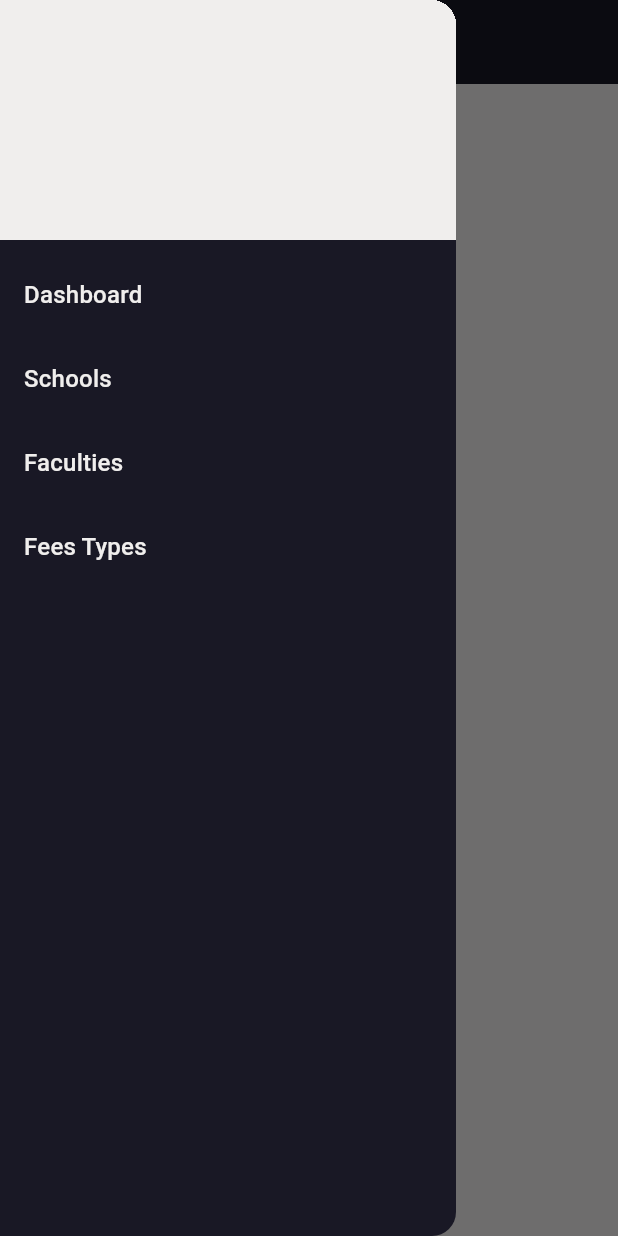
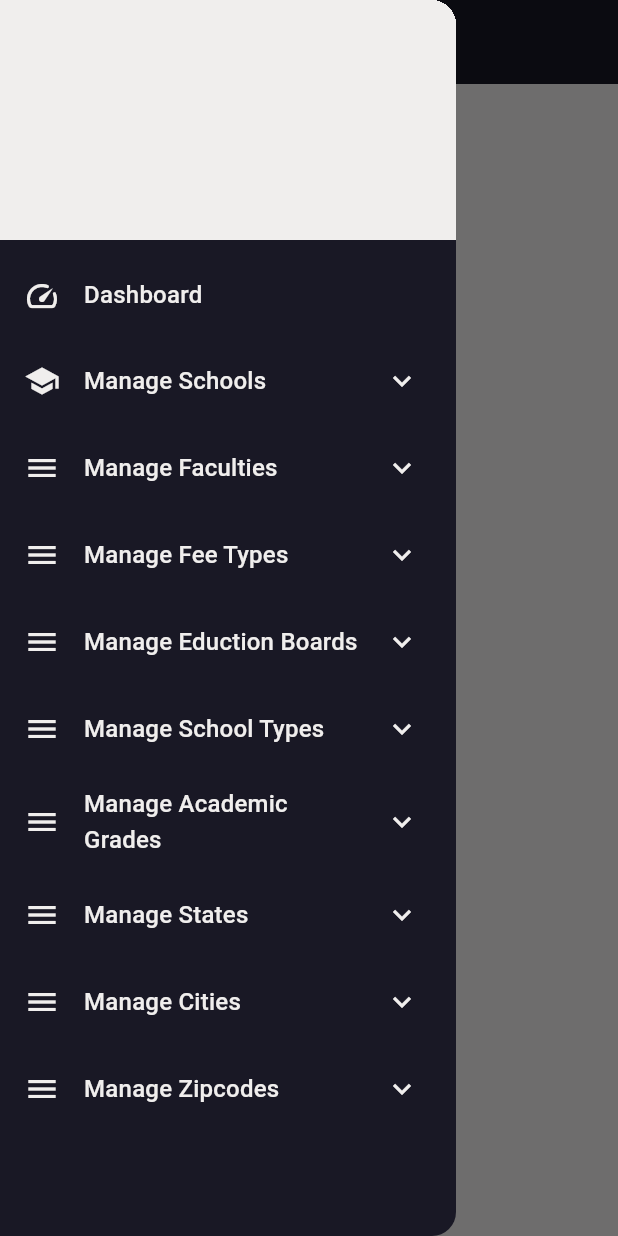
Before and after one commit to dhruvghadiali/me_super_admin, a Flutter app: the ScaffoldWidget screen opened directly, with the side drawer open, on a phone screen of 412 x 824 dp. Run offline on Flutter 3.47's test engine with Material 3 defaults, Android fonts, the phone set to English and light mode, and no system bars; our stand-ins replace flutter_dotenv, flutter_slidable, get, shared_preferences; missing offline and left inert: tab_container; accounts and stored records are empty; generated files the repository leaves out were written again.

Commit message:
Updated drawer menu

```diff
--- a/lib/l10n/app_en.arb
+++ b/lib/l10n/app_en.arb
@@ -6,6 +6,8 @@
   "@apiRequestProcessingMessage": {},
   "signInFormTitle" : "Hello, Boss!!",
   "@signInFormTitle": {},
+  "addSchoolFormTitle" : "Register School",
+  "@addSchoolFormTitle": {},
   "deleteAlertTitle" : "Are you sure?",
   "@deleteAlertTitle": {},
   "deleteAlertSubtitle" : "Do you really want to delete these record? This process cannot be undone",
@@ -20,6 +22,24 @@
   "@usernameLabelText": {},
   "passwordLabelText" : "Password",
   "@passwordLabelText": {},
+  "schoolNameLabelText" : "School name",
+  "@schoolNameLabelText": {},
+  "addressLabelText" : "Address",
+  "@addressLabelText": {},
+  "emailLabelText" : "Email",
+  "@emailLabelText": {},
+  "phoneNumberLabelText" : "Phone number",
+  "@phoneNumberLabelText": {},
+  "establishedYearLabelText" : "Established year",
+  "@establishedYearLabelText": {},
+  "affiliationNumberLabelText" : "School affiliation number",
+  "@affiliationNumberLabelText": {},
+  "schoolTypeLabelText" : "School type",
+  "@schoolTypeLabelText": {},
+  "schoolBoardLabelText" : "School board",
+  "@schoolBoardLabelText": {},
   "signInButtonText" : "SIGNIN",
-  "@signInButtonText": {}
+  "@signInButtonText": {},
+  "registerSchoolButtonText" : "REGISTER SCHOOL",
+  "@registerSchoolButtonText": {}
 }
--- /dev/null
+++ b/lib/utils/drawer_items.dart
@@ -0,0 +1,236 @@
+import 'package:flutter/material.dart';
+import 'package:me_super_admin/model/drawer_item/drawer_item.dart';
+
+List<DrawerItem> drawerItems = [
+  DrawerItem(
+    title: 'Dashboard',
+    icon: Icons.speed_rounded,
+    route: '/dashboard',
+    submenu: [],
+  ),
+  DrawerItem(
+    title: 'Manage Schools',
+    icon: Icons.school,
+    route: '',
+    submenu: [
+      DrawerItem(
+        title: 'Active Schools',
+        icon: Icons.check_circle,
+        route: '/schools/active',
+        submenu: [],
+      ),
+      DrawerItem(
+        title: 'Inactive Schools',
+        icon: Icons.remove_circle,
+        route: '/schools/inactive',
+        submenu: [],
+      ),
+      DrawerItem(
+        title: 'Register Schools',
+        icon: Icons.add_circle,
+        route: '/schools/register',
+        submenu: [],
+      ),
+    ],
+  ),
+  DrawerItem(
+    title: 'Manage Faculties',
+    icon: Icons.menu,
+    route: '',
+    submenu: [
+      DrawerItem(
+        title: 'Active Faculties',
+        icon: Icons.check_circle,
+        route: '/faculties/active',
+        submenu: [],
+      ),
+      DrawerItem(
+        title: 'Inactive Faculties',
+        icon: Icons.remove_circle,
+        route: '/faculties/inactive',
+        submenu: [],
+      ),
+      DrawerItem(
+        title: 'Register Faculties',
+        icon: Icons.add_circle,
+        route: '/faculties/register',
+        submenu: [],
+      ),
+    ],
+  ),
+  DrawerItem(
+    title: 'Manage Fee Types',
+    icon: Icons.menu,
+    route: '',
+    submenu: [
+      DrawerItem(
+        title: 'Active Fee Types',
+        icon: Icons.check_circle,
+        route: '/fee-types/active',
+        submenu: [],
+      ),
+      DrawerItem(
+        title: 'Inactive Fee Types',
+        icon: Icons.remove_circle,
+        route: '/fee-types/inactive',
+        submenu: [],
+      ),
+      DrawerItem(
+        title: 'Register Fee Types',
+        icon: Icons.add_circle,
+        route: '/fee-types/register',
+        submenu: [],
+      ),
+    ],
+  ),
+  DrawerItem(
+    title: 'Manage Eduction Boards',
+    icon: Icons.menu,
+    route: '',
+    submenu: [
+      DrawerItem(
+        title: 'Active Eduction Boards',
+        icon: Icons.check_circle,
+        route: '/education-boards/active',
+        submenu: [],
+      ),
+      DrawerItem(
+        title: 'Inactive Eduction Boards',
+        icon: Icons.remove_circle,
+        route: '/education-boards/inactive',
+        submenu: [],
+      ),
+      DrawerItem(
+        title: 'Register Eduction Boards',
+        icon: Icons.add_circle,
+        route: '/education-boards/register',
+        submenu: [],
+      ),
+    ],
+  ),
+  DrawerItem(
+    title: 'Manage School Types',
+    icon: Icons.menu,
+    route: '',
+    submenu: [
+      DrawerItem(
+        title: 'Active School Types',
+        icon: Icons.check_circle,
+        route: '/school-types/active',
+        submenu: [],
+      ),
+      DrawerItem(
+        title: 'Inactive School Types',
+        icon: Icons.remove_circle,
+        route: '/school-types/inactive',
+        submenu: [],
+      ),
+      DrawerItem(
+        title: 'Register School Types',
+        icon: Icons.add_circle,
+        route: '/school-types/register',
+        submenu: [],
+      ),
+    ],
+  ),
+  DrawerItem(
+    title: 'Manage Academic Grades',
+    icon: Icons.menu,
+    route: '',
+    submenu: [
+      DrawerItem(
+        title: 'Active Academic Grades',
+        icon: Icons.check_circle,
+        route: '/academic-grades/active',
+        submenu: [],
+      ),
+      DrawerItem(
+        title: 'Inactive Academic Grades',
+        icon: Icons.remove_circle,
+        route: '/academic-grades/inactive',
+        submenu: [],
+      ),
+      DrawerItem(
+        title: 'Register Academic Grades',
+        icon: Icons.add_circle,
+        route: '/academic-grades/register',
+        submenu: [],
+      ),
+    ],
+  ),
+  DrawerItem(
+    title: 'Manage States',
+    icon: Icons.menu,
+    route: '',
+    submenu: [
+      DrawerItem(
+        title: 'Active States',
+        icon: Icons.check_circle,
+        route: '/states/active',
+        submenu: [],
+      ),
+      DrawerItem(
+        title: 'Inactive States',
+        icon: Icons.remove_circle,
+        route: '/states/inactive',
+        submenu: [],
+      ),
+      DrawerItem(
+        title: 'Register States',
+        icon: Icons.add_circle,
+        route: '/states/register',
+        submenu: [],
+      ),
+    ],
+  ),
+  DrawerItem(
+    title: 'Manage Cities',
+    icon: Icons.menu,
+    route: '',
+    submenu: [
+      DrawerItem(
+        title: 'Active Cities',
+        icon: Icons.check_circle,
+        route: '/cities/active',
+        submenu: [],
+      ),
+      DrawerItem(
+        title: 'Inactive Cities',
+        icon: Icons.remove_circle,
+        route: '/cities/inactive',
+        submenu: [],
+      ),
+      DrawerItem(
+        title: 'Register Cities',
+        icon: Icons.add_circle,
+        route: '/cities/register',
+        submenu: [],
+      ),
+    ],
+  ),
+   DrawerItem(
+    title: 'Manage Zipcodes',
+    icon: Icons.menu,
+    route: '',
+    submenu: [
+      DrawerItem(
+        title: 'Active Zipcodes',
+        icon: Icons.check_circle,
+        route: '/zipcodes/active',
+        submenu: [],
+      ),
+      DrawerItem(
+        title: 'Inactive Zipcodes',
+        icon: Icons.remove_circle,
+        route: '/zipcodes/inactive',
+        submenu: [],
+      ),
+      DrawerItem(
+        title: 'Register Zipcodes',
+        icon: Icons.add_circle,
+        route: '/zipcodes/register',
+        submenu: [],
+      ),
+    ],
+  ),
+];
--- a/lib/utils/utils.dart
+++ b/lib/utils/utils.dart
@@ -1,6 +1,7 @@
 import 'dart:convert';
 import 'package:get/get.dart';
 import 'package:shared_preferences/shared_preferences.dart';
+
 import 'package:me_super_admin/model/authentication/user.dart';
 
 class Utils {
--- /dev/null
+++ b/lib/widget/common/drawer/drawer_widget.dart
@@ -0,0 +1,75 @@
+import 'package:flutter/material.dart';
+
+import 'package:me_super_admin/utils/drawer_items.dart';
+import 'package:me_super_admin/utils/theme_data/extensions_theme_data.dart';
+
+class DrawerWidget extends StatelessWidget {
+  const DrawerWidget({super.key});
+
+  @override
+  Widget build(BuildContext context) {
+    ExtensionsThemeData themeData =
+        Theme.of(context).extension<ExtensionsThemeData>()!;
+
+    return Drawer(
+      child: ListView(
+        padding: EdgeInsets.zero,
+        children: [
+          DrawerHeader(
+            decoration: BoxDecoration(color: themeData.offWhite),
+            child: Text(''),
+          ),
+          ...drawerItems.map(
+            (item) =>
+                item.submenu.isNotEmpty
+                    ? ExpansionTile(
+                      collapsedIconColor: themeData.offWhite,
+                      iconColor: themeData.offWhite,
+                      leading: Icon(item.icon, color: themeData.offWhite),
+                      title: Text(
+                        item.title,
+                        style: Theme.of(context).textTheme.titleMedium
+                            ?.copyWith(color: themeData.offWhite),
+                      ),
+                      children:
+                          item.submenu
+                              .map(
+                                (submenuItem) => ListTile(
+                                  contentPadding: EdgeInsets.only(left: 50),
+                                  leading: Icon(
+                                    submenuItem.icon,
+                                    color: themeData.offWhite,
+                                    size: 20,
+                                  ),
+                                  title: Text(
+                                    submenuItem.title,
+                                    style: Theme.of(context)
+                                        .textTheme
+                                        .labelLarge
+                                        ?.copyWith(color: themeData.offWhite),
+                                  ),
+                                  onTap:
+                                      () => Navigator.pushNamed(
+                                        context,
+                                        submenuItem.route,
+                                      ),
+                                ),
+                              )
+                              .toList(),
+                    )
+                    : ListTile(
+                      iconColor: themeData.offWhite,
+                      leading: Icon(item.icon, color: themeData.offWhite),
+                      title: Text(
+                        item.title,
+                        style: Theme.of(context).textTheme.titleMedium
+                            ?.copyWith(color: themeData.offWhite),
+                      ),
+                      onTap: () => Navigator.pushNamed(context, item.route),
+                    ),
+          ),
+        ],
+      ),
+    );
+  }
+}
--- a/lib/widget/common/scaffold/scaffold_widget.dart
+++ b/lib/widget/common/scaffold/scaffold_widget.dart
@@ -1,5 +1,6 @@
 import 'package:flutter/material.dart';
 import 'package:me_super_admin/utils/theme_data/extensions_theme_data.dart';
+import 'package:me_super_admin/widget/common/drawer/drawer_widget.dart';
 
 class ScaffoldWidget extends StatelessWidget {
   const ScaffoldWidget({super.key, required this.title, required this.child});
@@ -14,53 +15,7 @@ class ScaffoldWidget extends StatelessWidget {
 
     return Scaffold(
       resizeToAvoidBottomInset: true,
-      drawer: Drawer(
-        child: ListView(
-          padding: EdgeInsets.zero,
-          children: [
-            DrawerHeader(
-              decoration: BoxDecoration(color: themeData.offWhite),
-              child: Text(''),
-            ),
-            ListTile(
-              title: Text(
-                'Dashboard',
-                style: Theme.of(
-                  context,
-                ).textTheme.titleMedium?.copyWith(color: themeData.offWhite),
-              ),
-              onTap: () => Navigator.pushNamed(context, "/dashboard"),
-            ),
-            ListTile(
-              title: Text(
-                'Schools',
-                style: Theme.of(
-                  context,
-                ).textTheme.titleMedium?.copyWith(color: themeData.offWhite),
-              ),
-              onTap: () => Navigator.pushNamed(context, "/schools"),
-            ),
-            ListTile(
-              title: Text(
-                'Faculties',
-                style: Theme.of(
-                  context,
-                ).textTheme.titleMedium?.copyWith(color: themeData.offWhite),
-              ),
-              onTap: () => Navigator.pushNamed(context, "/faculties"),
-            ),
-            ListTile(
-              title: Text(
-                'Fees Types',
-                style: Theme.of(
-                  context,
-                ).textTheme.titleMedium?.copyWith(color: themeData.offWhite),
-              ),
-              onTap: () => Navigator.pushNamed(context, "/fees-types"),
-            ),
-          ],
-        ),
-      ),
+      drawer: DrawerWidget(),
       appBar: AppBar(
         iconTheme: IconThemeData(color: themeData.offWhite),
         title: Text(
--- a/lib/widget/screen/school/school_detail/school_primary_detail_widget.dart
+++ b/lib/widget/screen/school/school_detail/school_primary_detail_widget.dart
@@ -20,7 +20,7 @@ class SchoolPrimaryDetailWidget extends StatelessWidget {
           overflow: TextOverflow.ellipsis,
           style: Theme.of(
             context,
-          ).textTheme.headlineMedium!.copyWith(color: themeData.offWhite),
+          ).textTheme.headlineSmall!.copyWith(color: themeData.offWhite),
         ),
         Padding(
           padding: const EdgeInsets.symmetric(vertical: 5),
--- a/lib/widget/screen/school/school_widget.dart
+++ b/lib/widget/screen/school/school_widget.dart
@@ -2,6 +2,7 @@ import 'package:flutter/material.dart';
 import 'package:tab_container/tab_container.dart';
 
 import 'package:me_super_admin/utils/theme_data/extensions_theme_data.dart';
+import 'package:me_super_admin/widget/screen/school/school_form/school_form_widget.dart';
 import 'package:me_super_admin/widget/screen/school/school_list/school_list_widget.dart';
 import 'package:me_super_admin/widget/common/tab/tab_container/tab_container_widget.dart';
 
@@ -76,7 +77,7 @@ class _SchoolWidgetState extends State<SchoolWidget>
       children: [
         TabContainerWidget(child: SchoolListWidget(isActive: true)),
         TabContainerWidget(child: SchoolListWidget(isActive: false)),
-        TabContainerWidget(child: Text('Add School')),
+        TabContainerWidget(child: SchoolFormWidget()),
       ],
     );
   }
```
Also changed, not shown: lib/model/drawer_item/drawer_item.dart (added, +15 -0 lines), lib/widget/screen/school/school_form/school_form_widget.dart (added, +292 -0 lines).
